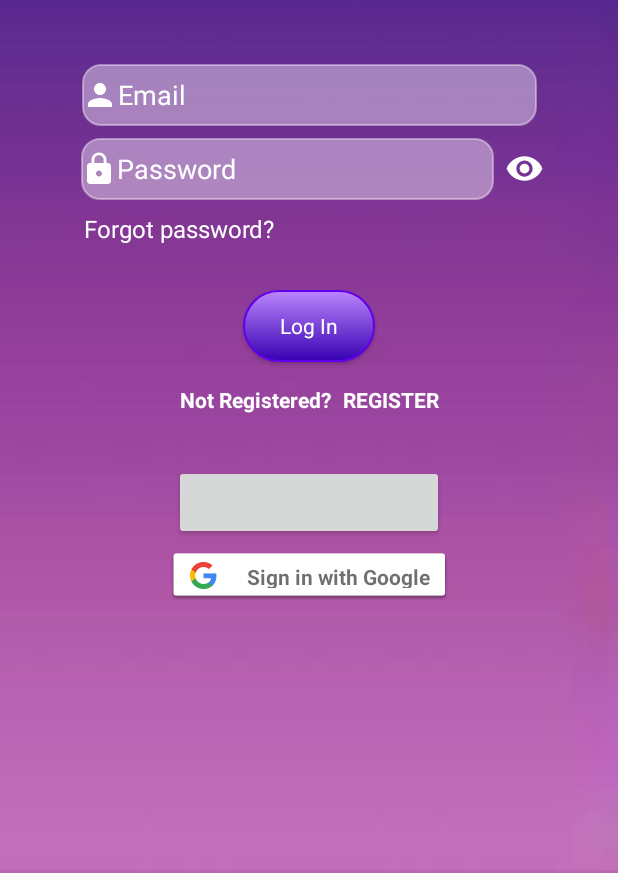
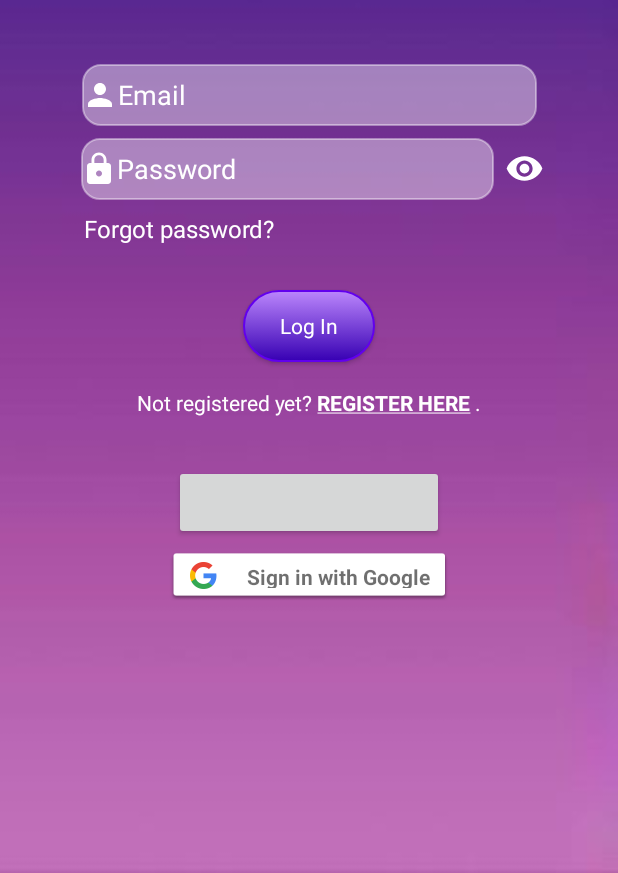
Before and after one commit to GeorgePisl/WhereToStudy, an Android app: the screen it shows after launch (Login), on a phone screen of 412 x 824 dp, the part 363-1236 px from its top. Run offline under Robolectric (Android 15) with nearby library versions, the phone set to English and light mode, and no system bars; our stand-ins replace Firebase (no records; nobody signed in at launch, a user with empty details on screens opened directly); libraries missing offline, so code that uses them is left out: com.facebook, com.facebook.login; plain views replace LoginButton; 6 statements that could not run were skipped.

Commit message:
Chiara - registration fixed

```diff
--- a/app/src/main/res/layout/activity_login.xml
+++ b/app/src/main/res/layout/activity_login.xml
@@ -70,27 +70,18 @@
         app:layout_constraintTop_toBottomOf="@+id/password" />
 
     <TextView
-        android:id="@+id/not_registered"
-        android:layout_width="wrap_content"
-        android:layout_height="35dp"
-        android:layout_marginStart="120dp"
-        android:layout_marginTop="15dp"
-        android:text="Not Registered?"
-        android:textColor="#FFFFFFFF"
-        android:textStyle="bold"
-        app:layout_constraintStart_toStartOf="parent"
-        app:layout_constraintTop_toBottomOf="@+id/buttonLogIn" />
-
-    <TextView
         android:id="@+id/register"
         android:layout_width="wrap_content"
         android:layout_height="35dp"
-        android:layout_marginStart="8dp"
         android:layout_marginTop="15dp"
-        android:text="REGISTER"
+        android:contextClickable="false"
+        android:text="@string/Registration"
+        android:paddingTop="2dp"
+        android:textSize="14dp"
         android:textColor="#FFFFFFFF"
-        android:textStyle="bold"
-        app:layout_constraintStart_toEndOf="@+id/not_registered"
+        android:textIsSelectable="false"
+        app:layout_constraintEnd_toEndOf="parent"
+        app:layout_constraintStart_toStartOf="parent"
         app:layout_constraintTop_toBottomOf="@+id/buttonLogIn" />
 
     <Button
@@ -144,7 +135,7 @@
         android:layout_marginTop="18dp"
         app:layout_constraintEnd_toEndOf="parent"
         app:layout_constraintStart_toStartOf="parent"
-        app:layout_constraintTop_toBottomOf="@+id/not_registered" />
+        app:layout_constraintTop_toBottomOf="@+id/register" />
 
     <com.google.android.gms.common.SignInButton
         android:id="@+id/google_button"
--- a/app/src/main/res/values/strings.xml
+++ b/app/src/main/res/values/strings.xml
@@ -30,6 +30,9 @@
     values-round/strings.xml for round devices.
     -->
     <string name="hello_world">Hello Square World!</string>
+    <string name="Registration">
+        Not registered yet? <b><u>REGISTER HERE</u> </b>.
+    </string>
 
 
 </resources>
```
